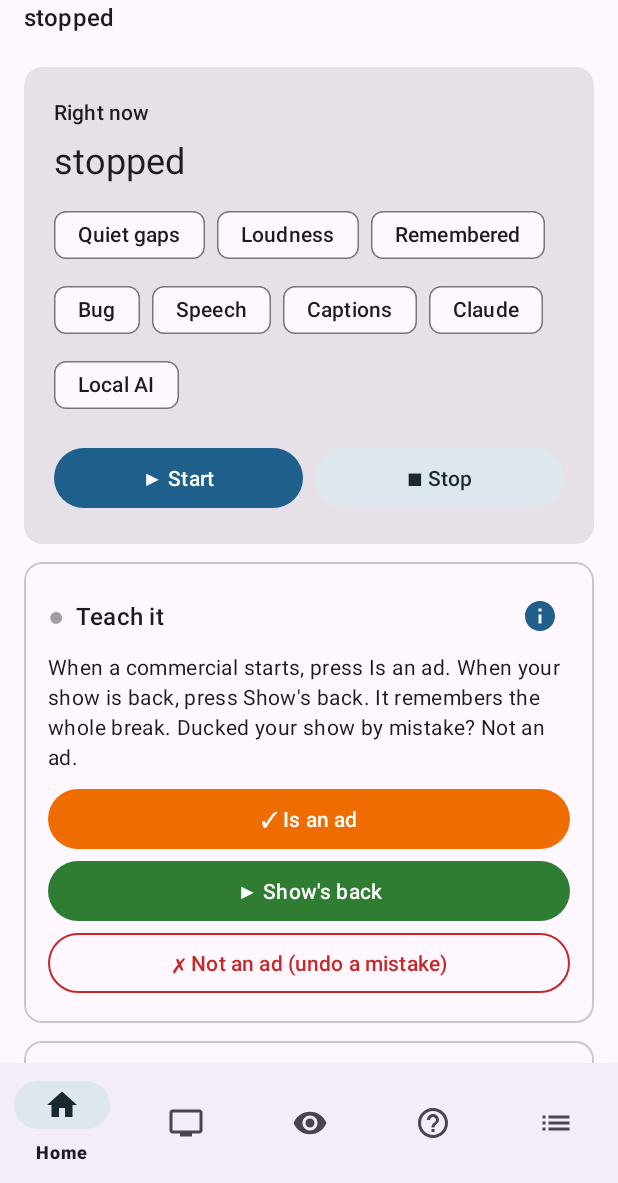
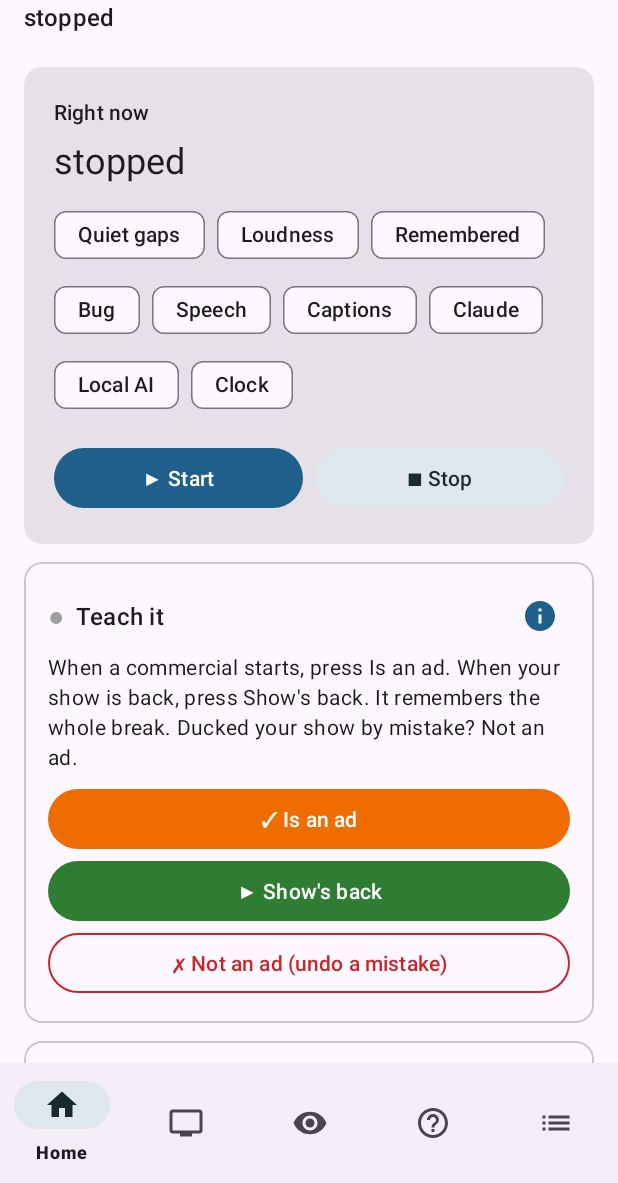
Before and after one commit to socrtwo/adhush, an Android app: the layout activity_main.xml on its own in the app's theme, with its tools: preview values and no code run, on a phone screen of 412 x 824 dp, the part 53-1236 px from its top. Run offline under Robolectric (Android 15) with nearby library versions, the phone set to English and light mode, and no system bars.

Commit message:
Android: the Clock chip the Home page's status row refers to
Co-Authored-By: Claude Fable 5.1 <noreply@anthropic.com>
Claude-Session: https://claude.ai/code/session_01BcfLmuUiHYY3PbRUskf3t4

```diff
--- a/platforms/android/app/src/main/res/layout/activity_main.xml
+++ b/platforms/android/app/src/main/res/layout/activity_main.xml
@@ -27,6 +27,7 @@
   <com.google.android.material.chip.Chip android:id="@+id/chipCaptions" style="@style/Widget.Material3.Chip.Assist" android:layout_width="wrap_content" android:layout_height="wrap_content" android:text="Captions" />
   <com.google.android.material.chip.Chip android:id="@+id/chipClaude" style="@style/Widget.Material3.Chip.Assist" android:layout_width="wrap_content" android:layout_height="wrap_content" android:text="Claude" />
   <com.google.android.material.chip.Chip android:id="@+id/chipLocal" style="@style/Widget.Material3.Chip.Assist" android:layout_width="wrap_content" android:layout_height="wrap_content" android:text="Local AI" />
+  <com.google.android.material.chip.Chip android:id="@+id/chipClock" style="@style/Widget.Material3.Chip.Assist" android:layout_width="wrap_content" android:layout_height="wrap_content" android:text="Clock" />
 </com.google.android.material.chip.ChipGroup>
 <LinearLayout android:layout_width="match_parent" android:layout_height="wrap_content" android:orientation="horizontal" android:paddingTop="14dp">
   <com.google.android.material.button.MaterialButton android:id="@+id/start" android:layout_width="0dp" android:layout_weight="1" android:layout_height="wrap_content" android:layout_marginEnd="8dp" android:text="▶ Start" />
```
